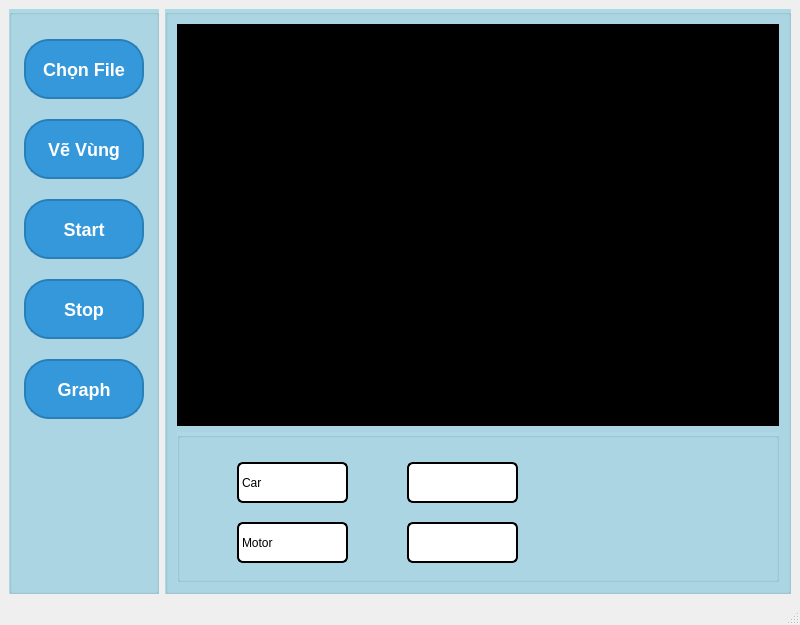
The window that resources/uis/main_window.ui (huyquang-bka/datn_qt) describes before a commit, drawn with Qt 5.
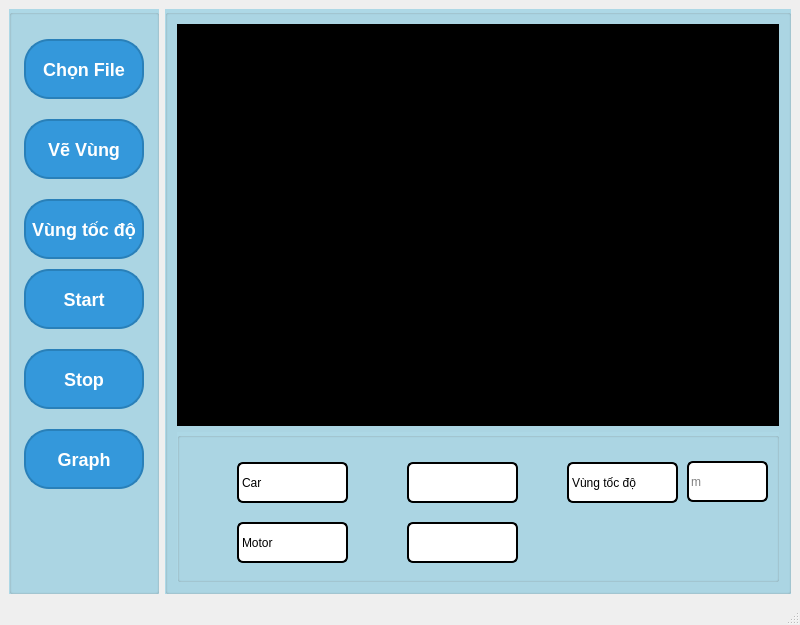
The same window after the commit.

```diff
--- a/resources/uis/main_window.ui
+++ b/resources/uis/main_window.ui
@@ -97,7 +97,7 @@
        <property name="geometry">
         <rect>
          <x>15</x>
-         <y>190</y>
+         <y>260</y>
          <width>120</width>
          <height>60</height>
         </rect>
@@ -129,7 +129,7 @@
        <property name="geometry">
         <rect>
          <x>15</x>
-         <y>270</y>
+         <y>340</y>
          <width>120</width>
          <height>60</height>
         </rect>
@@ -161,7 +161,7 @@
        <property name="geometry">
         <rect>
          <x>15</x>
-         <y>350</y>
+         <y>420</y>
          <width>120</width>
          <height>60</height>
         </rect>
@@ -189,6 +189,38 @@
         <string>Graph</string>
        </property>
       </widget>
+      <widget class="QPushButton" name="btn_draw_speed">
+       <property name="geometry">
+        <rect>
+         <x>15</x>
+         <y>190</y>
+         <width>120</width>
+         <height>60</height>
+        </rect>
+       </property>
+       <property name="styleSheet">
+        <string notr="true">QPushButton {
+                background-color: #3498db;
+                color: #fff;
+                border-radius: 25px;
+                border: 2px solid #2980b9;
+                font-size: 18px;
+                font-weight: bold;
+            }
+            QPushButton:hover {
+                background-color: #2980b9;
+                cursor: pointer;
+            }
+            QPushButton:pressed {
+                background-color: #2980b9;
+                padding-left: 15px;
+                padding-top: 15px;
+            }</string>
+       </property>
+       <property name="text">
+        <string>Vùng tốc độ</string>
+       </property>
+      </widget>
      </widget>
     </item>
     <item row="0" column="1">
@@ -289,6 +321,42 @@
            <string/>
           </property>
          </widget>
+         <widget class="QLabel" name="label_3">
+          <property name="geometry">
+           <rect>
+            <x>390</x>
+            <y>30</y>
+            <width>111</width>
+            <height>41</height>
+           </rect>
+          </property>
+          <property name="styleSheet">
+           <string notr="true">background: white;
+border-radius: 6px;
+border: 2px solid black;</string>
+          </property>
+          <property name="text">
+           <string>Vùng tốc độ</string>
+          </property>
+         </widget>
+         <widget class="QLineEdit" name="qline_speed">
+          <property name="geometry">
+           <rect>
+            <x>510</x>
+            <y>29</y>
+            <width>81</width>
+            <height>41</height>
+           </rect>
+          </property>
+          <property name="styleSheet">
+           <string notr="true">background: white;
+border-radius: 6px;
+border: 2px solid black;</string>
+          </property>
+          <property name="placeholderText">
+           <string>m</string>
+          </property>
+         </widget>
         </widget>
        </item>
        <item row="0" column="0">
```
